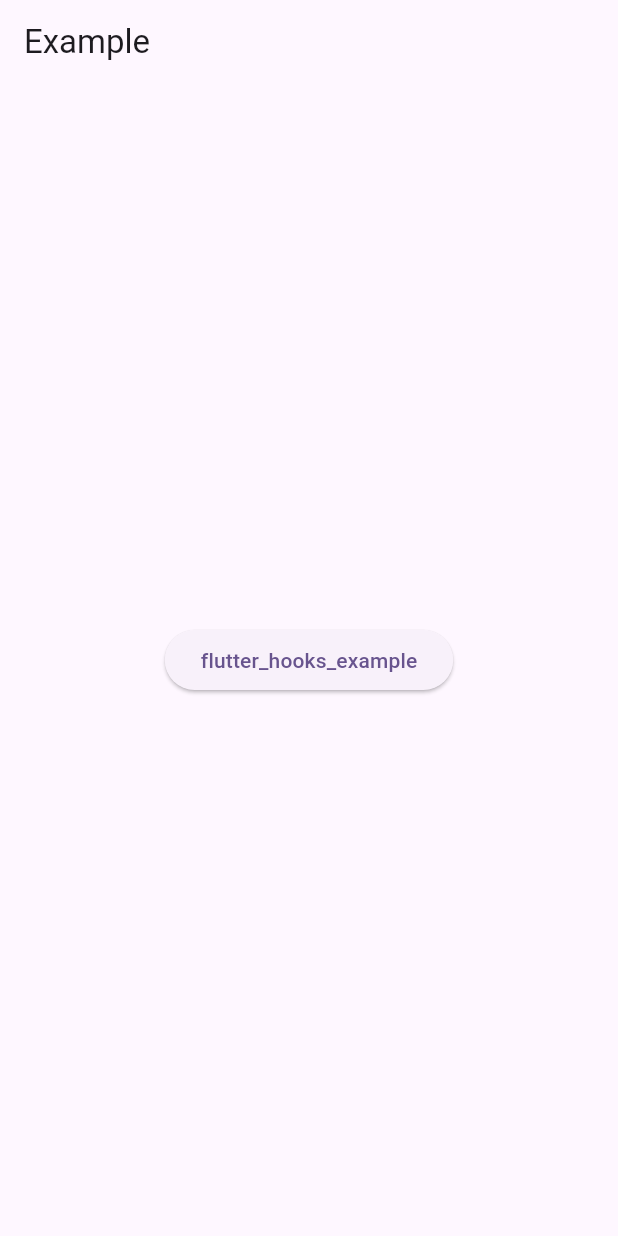
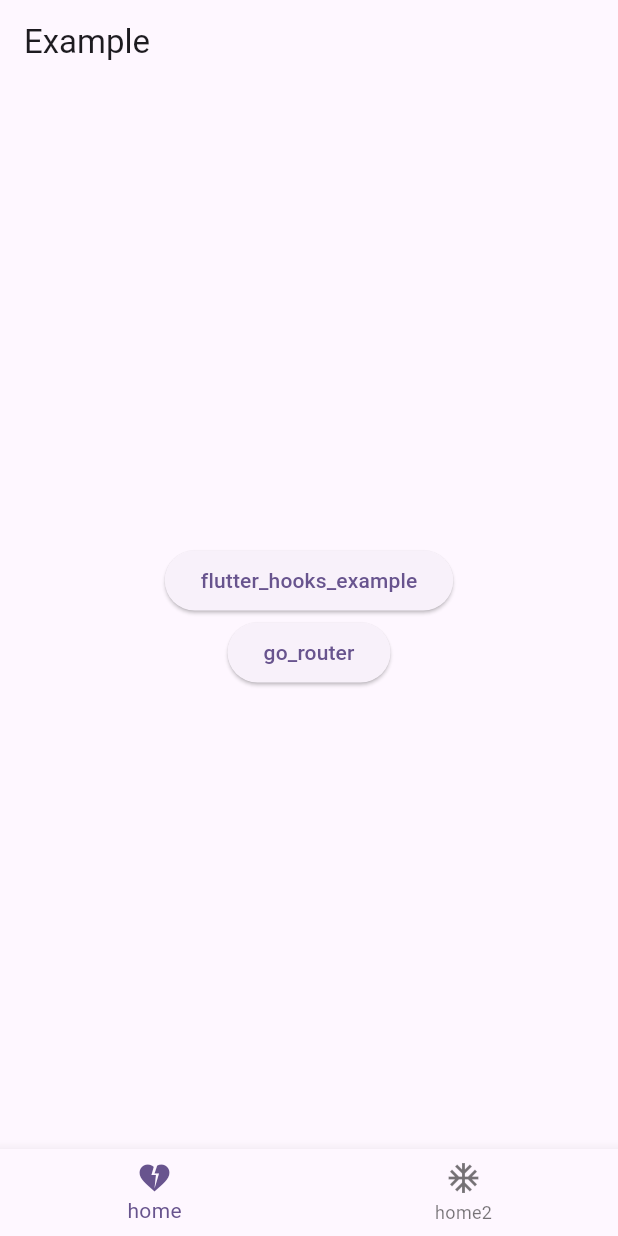
Before and after one commit to hodu-angel/flutter, a Flutter app: the screen it shows after launch, on a phone screen of 412 x 824 dp. Run offline on Flutter 3.47's test engine with Material 3 defaults, Android fonts, the phone set to English and light mode, and no system bars; our stand-ins replace cached_network_image, carousel_slider, cloud_firestore, expandable_text, firebase_auth, firebase_core and 9 more; missing offline and left inert: photo_manager, photofilters; accounts and stored records are empty.

Commit message:
feat: go_router 예제 추가 (#12)

```diff
--- /dev/null
+++ b/hook_and_riverpod/lib/config/router/go_router_ex.dart
@@ -0,0 +1,59 @@
+import 'package:flutter/foundation.dart';
+import 'package:flutter/material.dart';
+import 'package:go_router/go_router.dart';
+import 'package:hook_and_riverpod/presentation/pages/flutter_hooks_ex/flutter_hooks_ex_page.dart';
+import 'package:hook_and_riverpod/presentation/pages/home_page.dart';
+
+enum RouterName {
+  home,
+  flutterHooks,
+}
+
+extension GoRoutesName on RouterName {
+  // ignore: deprecated_member_use
+  String get name => describeEnum(this);
+
+  /// Convert to `lower-snake-case` format.
+  String get path {
+    var exp = RegExp(r'(?<=[a-z])[A-Z]');
+    var result = name.replaceAllMapped(exp, (m) => '-${m.group(0)}').toLowerCase();
+    return result;
+  }
+
+  /// Convert to `lower-snake-case` format with `/`.
+  String get fullPath {
+    var exp = RegExp(r'(?<=[a-z])[A-Z]');
+    var result = name.replaceAllMapped(exp, (m) => '-${m.group(0)}').toLowerCase();
+    return '/$result';
+  }
+}
+
+var goRouter = GoRouter(routes: [
+  ShellRoute(
+    routes: [
+      GoRoute(
+        path: '/',
+        builder: (context, state) => const HomePage(),
+      ),
+      GoRoute(
+        name: RouterName.flutterHooks.name,
+        path: '/flutterHooks',
+        builder: (context, state) => const FlutterHooksExPage(),
+      ),
+    ],
+    builder: (context, state, child) {
+      return Scaffold(
+        body: child,
+        bottomNavigationBar: BottomNavigationBar(currentIndex: 0, items: const [
+          BottomNavigationBarItem(label: 'home', icon: Icon(Icons.heart_broken)),
+          BottomNavigationBarItem(label: 'home2', icon: Icon(Icons.ac_unit_outlined)),
+        ]),
+      );
+    },
+  ),
+  GoRoute(
+    name: RouterName.home.name,
+    path: '/home',
+    builder: (context, state) => const HomePage(),
+  ),
+]);
--- a/hook_and_riverpod/lib/main.dart
+++ b/hook_and_riverpod/lib/main.dart
@@ -1,5 +1,5 @@
 import 'package:flutter/material.dart';
-import 'package:hook_and_riverpod/presentation/pages/home_page.dart';
+import 'package:hook_and_riverpod/config/router/go_router_ex.dart';
 
 void main() {
   runApp(const MyApp());
@@ -10,13 +10,14 @@ class MyApp extends StatelessWidget {
 
   @override
   Widget build(BuildContext context) {
-    return MaterialApp(
+    return MaterialApp.router(
       debugShowCheckedModeBanner: false,
       theme: ThemeData(
         colorScheme: ColorScheme.fromSeed(seedColor: Colors.deepPurple),
         useMaterial3: true,
       ),
-      home: const HomePage(),
+      routerConfig: goRouter,
+      // home: const HomePage(),
     );
   }
 }
--- a/hook_and_riverpod/lib/presentation/pages/home_page.dart
+++ b/hook_and_riverpod/lib/presentation/pages/home_page.dart
@@ -1,5 +1,6 @@
 import 'package:flutter/material.dart';
 import 'package:flutter_hooks/flutter_hooks.dart';
+import 'package:go_router/go_router.dart';
 import 'package:hook_and_riverpod/presentation/pages/flutter_hooks_ex/flutter_hooks_ex_page.dart';
 
 class HomePage extends HookWidget {
@@ -16,13 +17,20 @@ class HomePage extends HookWidget {
           children: [
             ElevatedButton(
                 onPressed: () {
+                  context.go('/flutterHooks');
+                  // context.go('/home');
+                  // context.goNamed(RouterName.flutterHooks.name);
+                },
+                child: const Text('flutter_hooks_example')),
+            ElevatedButton(
+                onPressed: () {
                   Navigator.push(context, MaterialPageRoute(
                     builder: (context) {
                       return const FlutterHooksExPage();
                     },
                   ));
                 },
-                child: const Text('flutter_hooks_example')),
+                child: const Text('go_router')),
           ],
         ),
       )),
```
Also changed, not shown: hook_and_riverpod/lib/presentation/pages/flutter_hooks_ex/flutter_hooks_ex_page.dart (+19 -0 lines), hook_and_riverpod/lib/presentation/pages/flutter_hooks_ex/usememoized_ex_page.dart (added, +116 -0 lines), hook_and_riverpod/lib/presentation/pages/go_router_page.dart (added, +14 -0 lines).
